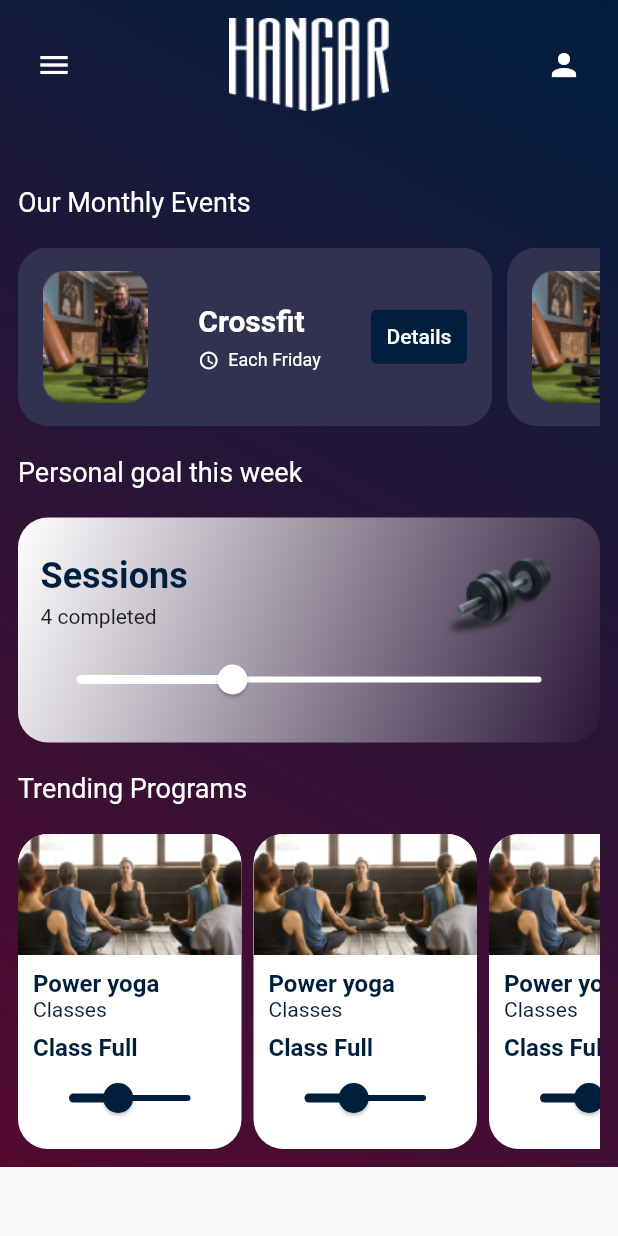
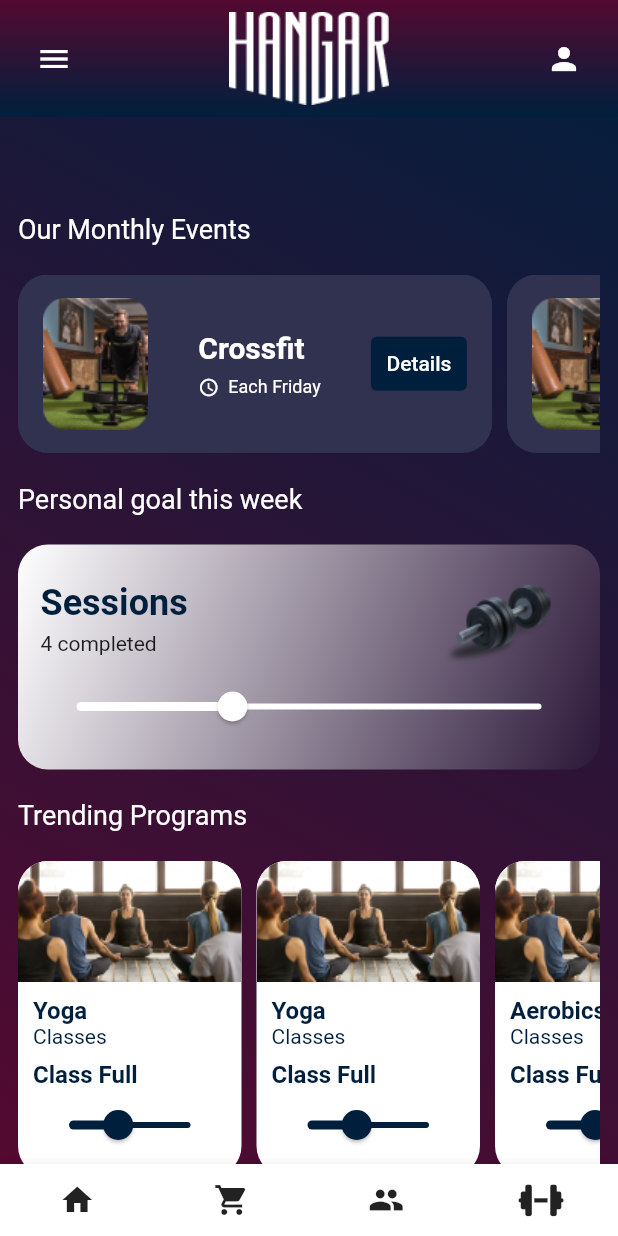
Before and after one commit to AbdenourBouziane/Hangar-Gym-App, a Flutter app: the screen it shows after launch, after a tap on the "menu" icon, on a phone screen of 412 x 824 dp. Run offline on Flutter 3.47's test engine with Material 2 defaults, Android fonts, the phone set to English and light mode, and no system bars; our stand-ins replace font_awesome_flutter.

Commit message:
Refactoring the code + add bottomBar

```diff
--- /dev/null
+++ b/lib/data/classes_info.dart
@@ -0,0 +1,20 @@
+import 'package:hangar_gym/config/assets.config.dart';
+
+List<Map<String, dynamic>> classesData = [
+  {
+    "classTitle": "Yoga",
+    "classImage": Assets.images.yogaClass,
+  },
+  {
+    "classTitle": "Yoga",
+    "classImage": Assets.images.yogaClass,
+  },
+  {
+    "classTitle": "Aerobics",
+    "classImage": Assets.images.yogaClass,
+  },
+  {
+    "classTitle": "Pilates",
+    "classImage": Assets.images.yogaClass,
+  }
+];
--- a/lib/pages/home_page.dart
+++ b/lib/pages/home_page.dart
@@ -1,11 +1,13 @@
 import 'package:flutter/material.dart';
-import 'package:hangar_gym/config/assets.config.dart';
 import 'package:hangar_gym/config/colors.config.dart';
+import 'package:hangar_gym/data/classes_info.dart';
 import 'package:hangar_gym/data/events_info.dart';
 import 'package:hangar_gym/pages/widgets/background_screen.dart';
 import 'package:hangar_gym/pages/widgets/homepage/events_list.dart';
 import 'package:hangar_gym/pages/widgets/homepage/sessions_container.dart';
-import 'package:hangar_gym/pages/widgets/homepage/trending_program_container.dart';
+import 'package:hangar_gym/pages/widgets/homepage/trending_list.dart';
+import 'package:hangar_gym/views/appbar.dart';
+import 'package:hangar_gym/views/bottombar.dart';
 
 class HomePage extends StatelessWidget {
   const HomePage({
@@ -17,37 +19,16 @@ class HomePage extends StatelessWidget {
     return Scaffold(
       body: SafeArea(
         child: GradienBackground(
-          child: SingleChildScrollView(
+          child: CustomScrollView(
+            slivers: <Widget>[
+              const HeaderAppBar(),
+              SliverToBoxAdapter(
                 child: Padding(
                   padding: const EdgeInsets.all(12.0),
                   child: Column(
                     crossAxisAlignment: CrossAxisAlignment.start,
                     children: [
-                  Row(
-                    mainAxisAlignment: MainAxisAlignment.spaceBetween,
-                    children: [
-                      IconButton(
-                        onPressed: () {},
-                        icon: const Icon(
-                          Icons.menu,
-                          color: AppColors.white,
-                        ),
-                      ),
-                      Image.asset(
-                        Assets.images.frameLogo,
-                        height: 62,
-                        width: 114,
-                      ),
-                      IconButton(
-                        onPressed: () {},
-                        icon: const Icon(
-                          Icons.person,
-                          color: AppColors.white,
-                        ),
-                      ),
-                    ],
-                  ),
-                  const SizedBox(height: 50),
+                      const SizedBox(height: 30),
                       const Text(
                         "Our Monthly Events",
                         style: TextStyle(
@@ -78,27 +59,16 @@ class HomePage extends StatelessWidget {
                         ),
                       ),
                       const SizedBox(height: 20),
-                  const SingleChildScrollView(
-                    scrollDirection: Axis.horizontal,
-                    child: Row(
-                      children: [
-                        TrendingPrograms(),
-                        SizedBox(width: 8),
-                        TrendingPrograms(),
-                        SizedBox(width: 8),
-                        TrendingPrograms(),
-                        SizedBox(width: 8),
-                        TrendingPrograms(),
-                        SizedBox(width: 8),
+                      TrendingList(classesData: classesData),
                     ],
+                  ),
                 ),
               ),
             ],
           ),
         ),
       ),
-        ),
-      ),
+      bottomNavigationBar: const NavigationBottomBar(),
     );
   }
 }
--- /dev/null
+++ b/lib/pages/widgets/homepage/trending_list.dart
@@ -0,0 +1,33 @@
+import 'package:flutter/material.dart';
+import 'package:hangar_gym/pages/widgets/homepage/trending_program_container.dart';
+
+class TrendingList extends StatelessWidget {
+  final List<Map<String, dynamic>> classesData;
+
+  const TrendingList({super.key, required this.classesData});
+
+  @override
+  Widget build(BuildContext context) {
+    return SingleChildScrollView(
+      scrollDirection: Axis.horizontal,
+      child: Row(
+        children: List<Widget>.generate(
+          classesData.length,
+          (index) {
+            final eventName = classesData[index]["classTitle"];
+            final eventImage = classesData[index]["classImage"];
+            return Row(
+              children: [
+                TrendingPrograms(
+                  sportTitle: eventName,
+                  classImage: eventImage,
+                ),
+                const SizedBox(width: 10),
+              ],
+            );
+          },
+        ),
+      ),
+    );
+  }
+}
--- a/lib/pages/widgets/homepage/trending_program_container.dart
+++ b/lib/pages/widgets/homepage/trending_program_container.dart
@@ -1,10 +1,15 @@
 import 'package:flutter/material.dart';
-import 'package:hangar_gym/config/assets.config.dart';
 import 'package:hangar_gym/config/colors.config.dart';
 import 'package:hangar_gym/pages/widgets/homepage/sessions_slider.dart';
 
 class TrendingPrograms extends StatelessWidget {
-  const TrendingPrograms({super.key});
+  final String sportTitle;
+  final String classImage;
+  const TrendingPrograms({
+    super.key,
+    required this.sportTitle,
+    required this.classImage,
+  });
 
   @override
   Widget build(BuildContext context) {
@@ -14,9 +19,9 @@ class TrendingPrograms extends StatelessWidget {
         color: AppColors.white,
         borderRadius: BorderRadius.circular(20),
         image: DecorationImage(
-          image: AssetImage(Assets.images.yogaClass),
-          fit: BoxFit.contain, // Set fit to BoxFit.fill
-          alignment: Alignment.topCenter, // Align to the top
+          image: AssetImage(classImage),
+          fit: BoxFit.contain,
+          alignment: Alignment.topCenter,
         ),
       ),
       child: Padding(
@@ -25,9 +30,9 @@ class TrendingPrograms extends StatelessWidget {
           crossAxisAlignment: CrossAxisAlignment.start,
           children: [
             const SizedBox(height: 80),
-            const Text(
-              "Power yoga",
-              style: TextStyle(
+            Text(
+              sportTitle,
+              style: const TextStyle(
                 fontSize: 16,
                 color: AppColors.mainBlue,
                 fontWeight: FontWeight.bold,
--- /dev/null
+++ b/lib/views/appbar.dart
@@ -0,0 +1,56 @@
+import 'package:flutter/material.dart';
+import 'package:hangar_gym/config/assets.config.dart';
+import 'package:hangar_gym/config/colors.config.dart';
+
+class HeaderAppBar extends StatelessWidget {
+  const HeaderAppBar({super.key});
+
+  @override
+  Widget build(BuildContext context) {
+    return SliverAppBar(
+      elevation: 0,
+      floating: false,
+      pinned: true,
+      backgroundColor: Colors.transparent,
+      shadowColor: Colors.transparent,
+      expandedHeight: 100,
+      flexibleSpace: Container(
+        decoration: const BoxDecoration(
+          gradient: LinearGradient(
+            begin: Alignment.topCenter,
+            end: Alignment.bottomCenter,
+            colors: [AppColors.mainRed, AppColors.mainBlue],
+          ),
+        ),
+        padding: const EdgeInsets.symmetric(horizontal: 12.0),
+        child: Row(
+          mainAxisAlignment: MainAxisAlignment.spaceBetween,
+          children: [
+            IconButton(
+              onPressed: () {},
+              icon: const Icon(
+                Icons.menu,
+                color: AppColors.white,
+              ),
+            ),
+            Padding(
+              padding: const EdgeInsets.all(8.0),
+              child: Image.asset(
+                Assets.images.frameLogo,
+                height: 62,
+                width: 114,
+              ),
+            ),
+            IconButton(
+              onPressed: () {},
+              icon: const Icon(
+                Icons.person,
+                color: AppColors.white,
+              ),
+            ),
+          ],
+        ),
+      ),
+    );
+  }
+}
--- /dev/null
+++ b/lib/views/bottombar.dart
@@ -0,0 +1,46 @@
+import 'package:flutter/material.dart';
+import 'package:font_awesome_flutter/font_awesome_flutter.dart';
+import 'package:hangar_gym/config/colors.config.dart';
+
+class NavigationBottomBar extends StatelessWidget {
+  const NavigationBottomBar({super.key});
+
+  @override
+  Widget build(BuildContext context) {
+    return Container(
+      decoration: const BoxDecoration(
+        gradient: LinearGradient(
+          begin: Alignment.topCenter,
+          end: Alignment.bottomCenter,
+          colors: [AppColors.mainRed, AppColors.mainBlue],
+        ),
+      ),
+      child: BottomAppBar(
+        shape: const CircularNotchedRectangle(),
+        child: Row(
+          mainAxisAlignment: MainAxisAlignment.spaceAround,
+          children: [
+            IconButton(
+              icon: const Icon(Icons.home),
+              onPressed: () {},
+            ),
+            IconButton(
+              icon: const Icon(Icons.shopping_cart),
+              onPressed: () {},
+            ),
+            IconButton(
+              icon: const Icon(Icons.group),
+              onPressed: () {},
+            ),
+            IconButton(
+              icon: const FaIcon(
+                FontAwesomeIcons.dumbbell,
+              ),
+              onPressed: () {},
+            ),
+          ],
+        ),
+      ),
+    );
+  }
+}
--- a/pubspec.yaml
+++ b/pubspec.yaml
@@ -9,6 +9,7 @@ environment:
 dependencies:
   flutter:
     sdk: flutter
+  font_awesome_flutter: ^10.6.0
 
 dev_dependencies:
   flutter_test:
```
Also changed, not shown: pubspec.lock. Lines whose indentation alone changed are shown as unchanged.
